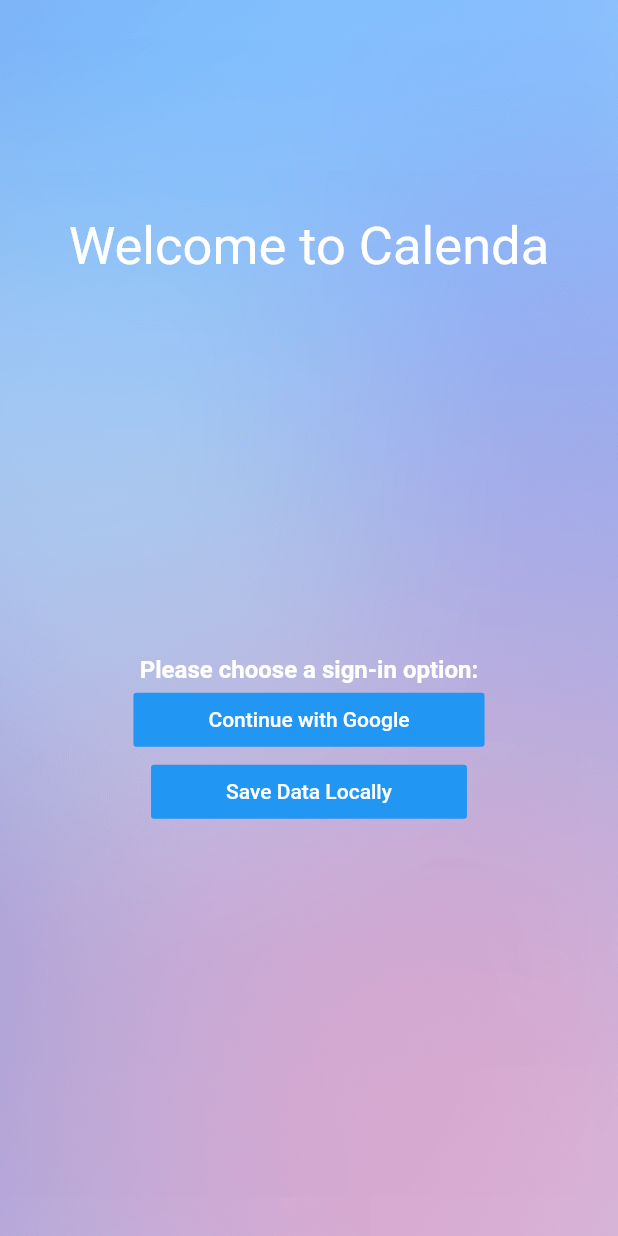
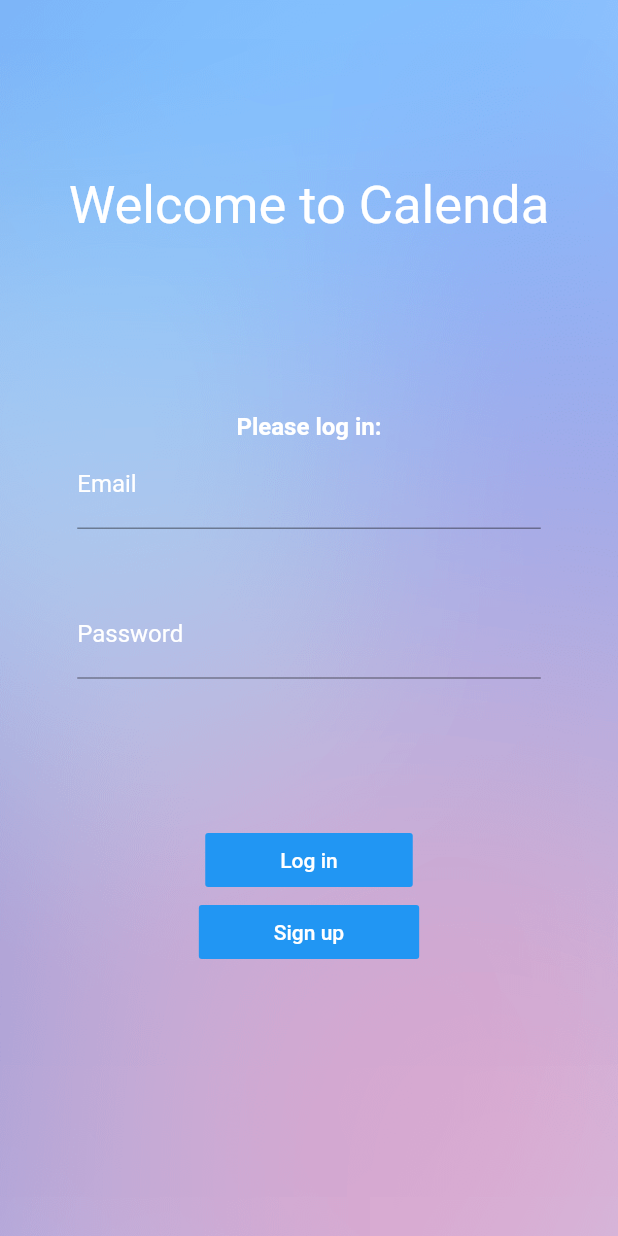
Before and after one commit to dnorment/cs4990, a Flutter app: the screen it shows after launch, on a phone screen of 412 x 824 dp. Run offline on Flutter 3.47's test engine with Material 2 defaults, Android fonts, the phone set to English and light mode, and no system bars; our stand-ins replace firebase_auth; accounts and stored records are empty.

Commit message:
Firebase auth signup and login, minor UI changes

```diff
--- a/calenda/lib/login.dart
+++ b/calenda/lib/login.dart
@@ -1,5 +1,6 @@
 import 'package:flutter/material.dart';
 import 'package:calenda/home.dart';
+import 'package:firebase_auth/firebase_auth.dart';
 
 void main() => runApp(Calenda());
 
@@ -10,18 +11,34 @@ class Calenda extends StatelessWidget {
       title: 'Calenda',
       theme: ThemeData(
         primarySwatch: Colors.blue,
+        inputDecorationTheme: InputDecorationTheme(
+          labelStyle: TextStyle(color: Colors.white),
+          fillColor: Colors.white,
+        ),
       ),
       home: LoginPage(),
     );
   }
 }
 
-class LoginPage extends StatelessWidget {
+class LoginPage extends StatefulWidget {
   LoginPage({Key key}) : super(key: key);
+
+  @override
+  _LoginPageState createState() => _LoginPageState();
+}
+
+class _LoginPageState extends State<LoginPage> {
+  String _msgToUser = "";
+  final FirebaseAuth _auth = FirebaseAuth.instance;
+
+  TextEditingController _emailEditingController = TextEditingController();
+  TextEditingController _passwordEditingController = TextEditingController();
 
   @override
   Widget build(BuildContext context) {
     return Scaffold(
+      resizeToAvoidBottomInset: false,
       body: Stack(
         fit: StackFit.expand,
         children: <Widget>[
@@ -33,7 +50,7 @@ class LoginPage extends StatelessWidget {
             mainAxisAlignment: MainAxisAlignment.center,
             children: <Widget>[
               Expanded(
-                flex: 2,
+                flex: 1,
                 child: Center(
                   child: Column(
                     mainAxisAlignment: MainAxisAlignment.center,
@@ -50,57 +67,139 @@ class LoginPage extends StatelessWidget {
                 ),
               ),
               Expanded(
-                  flex: 2,
+                  flex: 1,
                   child: Row(
                     mainAxisAlignment: MainAxisAlignment.center,
                     children: <Widget>[
-                      FittedBox(
+                      Expanded(
+                        flex: 1,
+                        child: Row(
+                          children: <Widget>[
+                            Expanded(
+                              flex: 1,
+                              child: Container(),
+                            ),
+                            Expanded(
+                              flex: 6,
                               child: Center(
                                 child: Column(
                                   mainAxisAlignment: MainAxisAlignment.center,
                                   children: <Widget>[
                                     Text(
-                                "Please choose a sign-in option:",
+                                      "Please log in:",
                                       style: TextStyle(
                                           fontWeight: FontWeight.bold,
                                           fontSize: 16,
                                           color: Colors.white),
                                     ),
+                                    Expanded(
+                                      flex: 1,
+                                      child: TextField(
+                                        controller: _emailEditingController,
+                                        obscureText: false,
+                                        style: TextStyle(color: Colors.white),
+                                        decoration: InputDecoration(
+                                          border: UnderlineInputBorder(),
+                                          labelText: 'Email',
+                                        ),
+                                      ),
+                                    ),
+                                    Expanded(
+                                      flex: 1,
+                                      child: TextField(
+                                        controller: _passwordEditingController,
+                                        obscureText: true,
+                                        style: TextStyle(color: Colors.white),
+                                        decoration: InputDecoration(
+                                          border: UnderlineInputBorder(),
+                                          labelText: 'Password',
+                                        ),
+                                      ),
+                                    ),
+                                    Padding(
+                                      padding: EdgeInsets.fromLTRB(0, 8, 0, 32),
+                                      child: Text(
+                                        '$_msgToUser',
+                                        style: TextStyle(color: Colors.white),
+                                      ),
+                                    ),
+                                  ],
+                                ),
+                              ),
+                            ),
+                            Expanded(
+                              flex: 1,
+                              child: Container(),
+                            ),
+                          ],
+                        ),
+                      ),
+                    ],
+                  )),
+              Expanded(
+                flex: 1,
+                child: Column(
+                  children: <Widget>[
                     FlatButton(
                       color: Colors.blue,
                       textColor: Colors.white,
                       padding: EdgeInsets.fromLTRB(50, 4, 50, 4),
-                                child: Text("Continue with Google"),
+                      child: Text("Log in"),
                       onPressed: () {
+                        Future<AuthResult> res =
+                            _auth.signInWithEmailAndPassword(
+                          email: _emailEditingController.text.toString(),
+                          password: _passwordEditingController.text.toString(),
+                        );
+
+                        res.then((value) {
                           Navigator.pushReplacement(
                               context,
                               MaterialPageRoute(
-                                          builder: (context) =>
-                                              CalendaHome()));
+                                  builder: (context) => CalendaHome()));
+                        }).catchError((err) {
+                          if (err.toString().contains("ERROR_WRONG_PASSWORD") ||
+                              err.toString().contains("ERROR_USER_NOT_FOUND")) {
+                            setState(() {
+                              _msgToUser = "Incorrect email or password.";
+                            });
+                          }
+                          print(err.toString());
+                        });
                       },
                     ),
                     FlatButton(
                       color: Colors.blue,
                       textColor: Colors.white,
                       padding: EdgeInsets.fromLTRB(50, 4, 50, 4),
-                                child: Text("Save Data Locally"),
+                      child: Text("Sign up"),
                       onPressed: () {
+                        Future<AuthResult> res =
+                            _auth.createUserWithEmailAndPassword(
+                          email: _emailEditingController.text.toString(),
+                          password: _passwordEditingController.text.toString(),
+                        );
+
+                        res.then((value) {
                           Navigator.pushReplacement(
                               context,
                               MaterialPageRoute(
-                                          builder: (context) =>
-                                              CalendaHome()));
+                                  builder: (context) => CalendaHome()));
+                        }).catchError((err) {
+                          if (err
+                              .toString()
+                              .contains("ERROR_EMAIL_ALREADY_IN_USE")) {
+                            setState(() {
+                              _msgToUser =
+                                  "Specified email address is already in use by another account.";
+                            });
+                          }
+                          print(err.toString());
+                        });
                       },
                     ),
                   ],
                 ),
-                        ),
-                      ),
-                    ],
-                  )),
-              Expanded(
-                flex: 1,
-                child: Container(),
               ),
             ],
           ),
```
Lines whose indentation alone changed are shown as unchanged.
